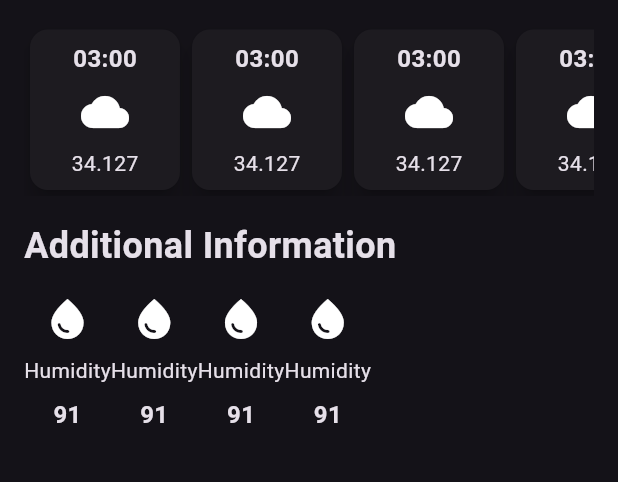
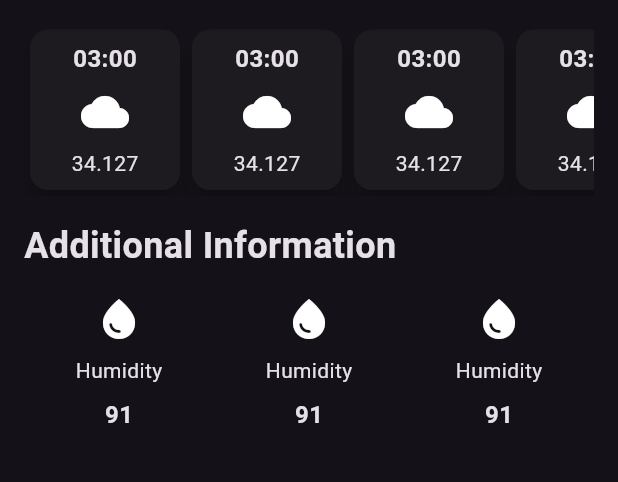
Before and after one commit to drilonhametaj25/flutter_weather_app, a Flutter app: the screen it shows after launch, on a phone screen of 412 x 824 dp, the part 506-988 px from its top. Run offline on Flutter 3.47's test engine with Material 2 defaults, Android fonts, the phone set to English and light mode, and no system bars.

Commit message:
add space around

```diff
--- a/lib/weather_screen.dart
+++ b/lib/weather_screen.dart
@@ -107,8 +107,8 @@ class WeatherScreen extends StatelessWidget {
             ),
             const SizedBox(height: 16),
             const Row(
+              mainAxisAlignment: MainAxisAlignment.spaceAround,
               children: [
-                AdditionalInfoItem(),
                 AdditionalInfoItem(),
                 AdditionalInfoItem(),
                 AdditionalInfoItem(),
```
